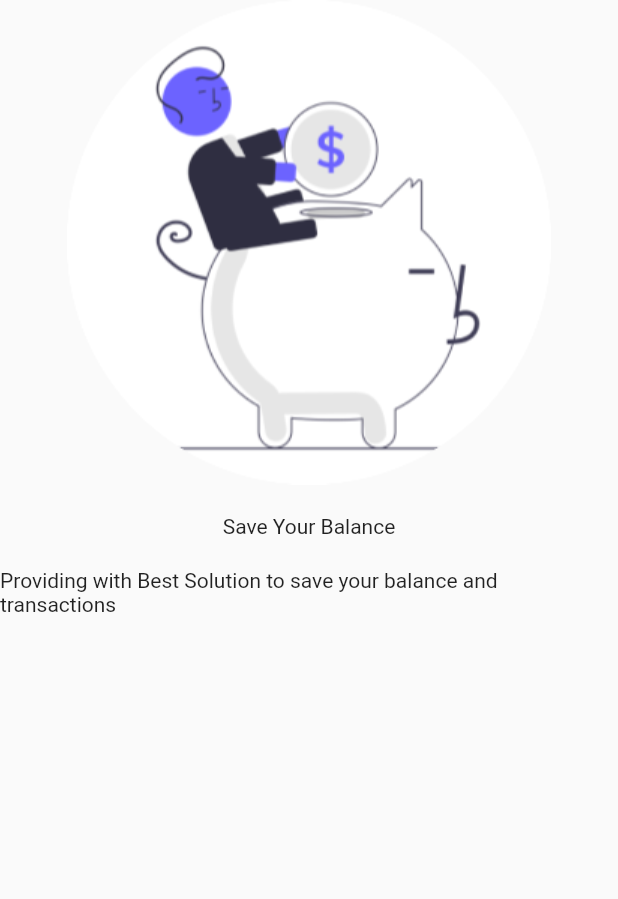
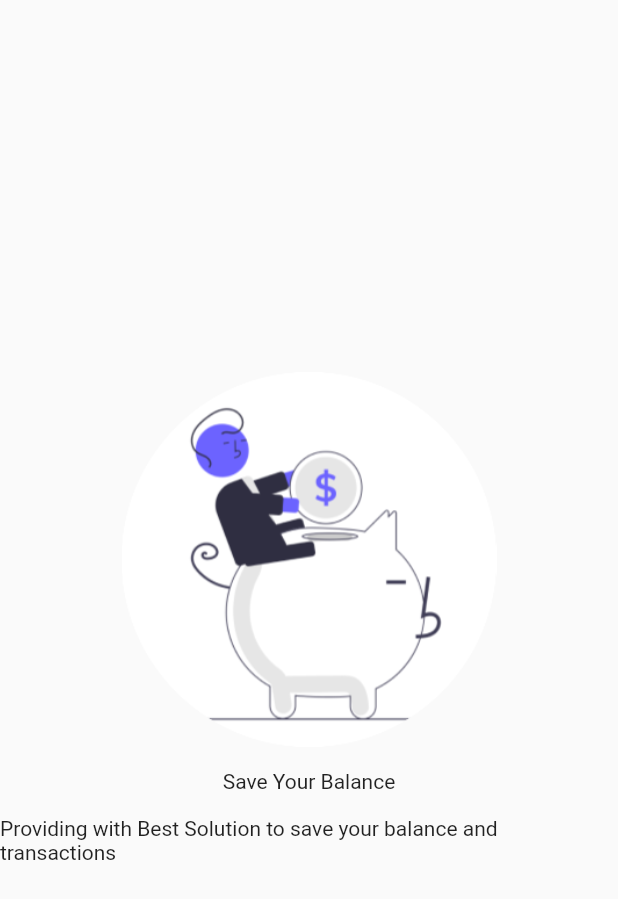
Before and after one commit to Jayanthi061993/Flutter-Project-, a Flutter app: the screen it shows after launch, on a phone screen of 412 x 824 dp. Shown: the top 899 px of the screen. Run offline on Flutter 3.47's test engine with Material 2 defaults, Android fonts, the phone set to English and light mode, and no system bars; our stand-ins replace introduction_screen.

Commit message:
main Axis Alignment

```diff
--- a/OnboardApp/onboard_app/lib/pages/onboardpage.dart
+++ b/OnboardApp/onboard_app/lib/pages/onboardpage.dart
@@ -11,14 +11,15 @@ class OnboardPage extends StatelessWidget {
     // ignore: avoid_unnecessary_containers
     return Container(
       child: Column(
+        mainAxisAlignment: MainAxisAlignment.center,
         children: [
-          Image.asset(assetsPath!),
+          Image.asset(assetsPath!, width: 250, height: 250),
           const SizedBox(
-            height: 20,
+            height: 15,
           ),
           Text(title!),
           const SizedBox(
-            height: 20,
+            height: 15,
           ),
           Text(description!),
         ],
```
